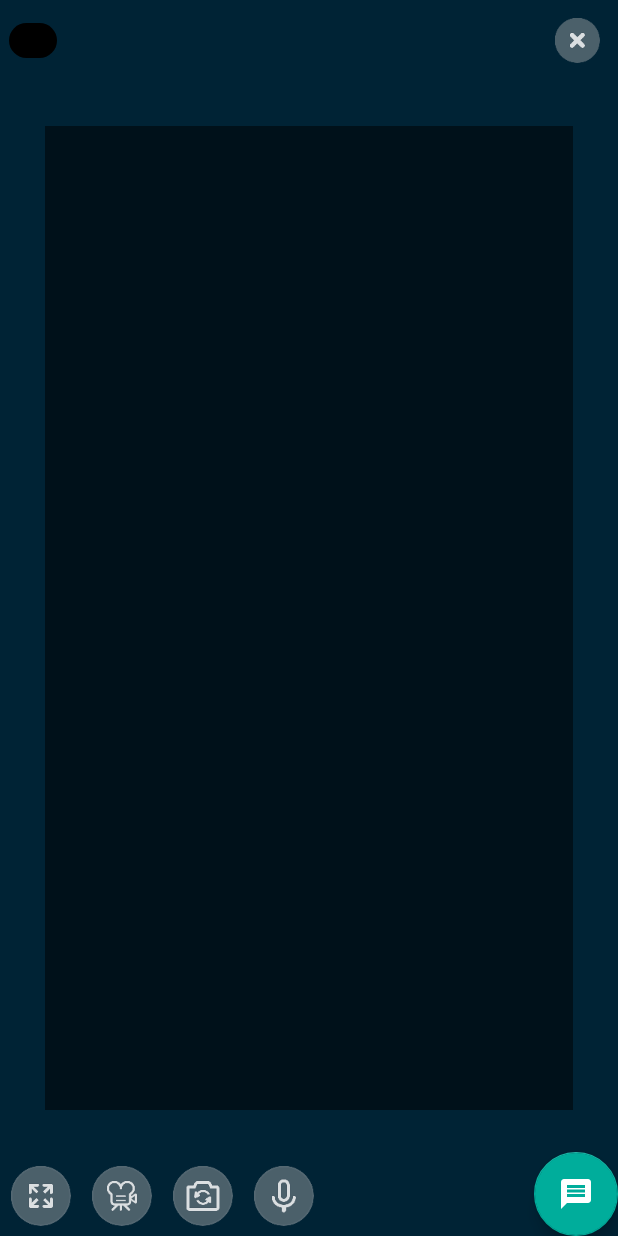
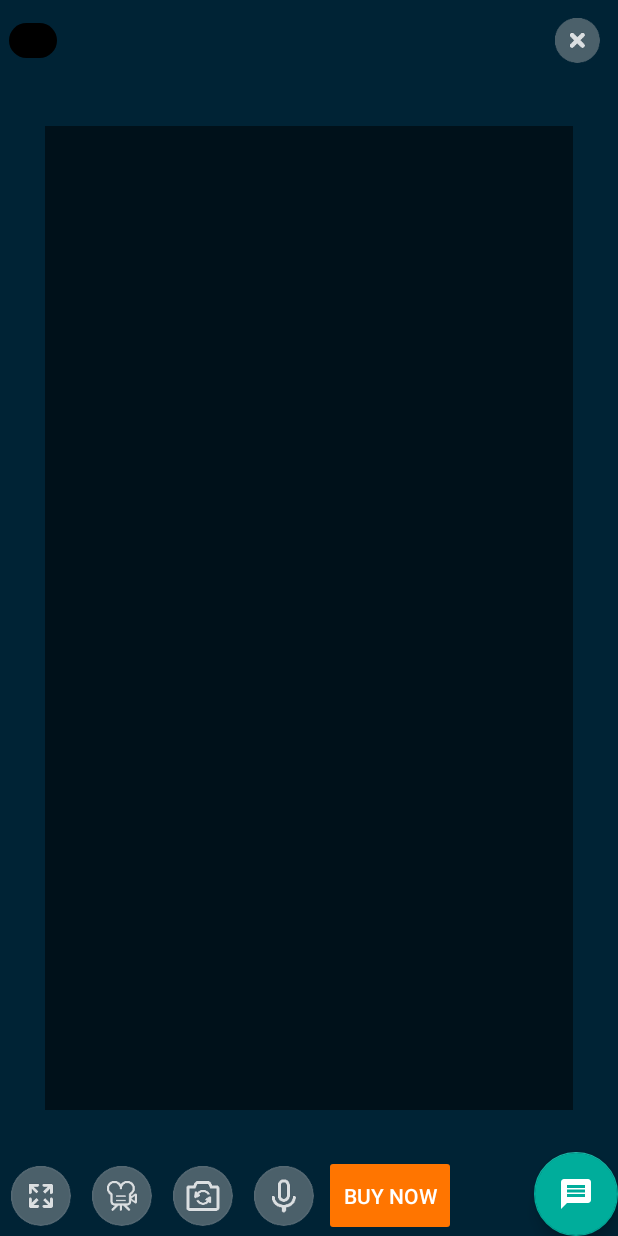
Before and after one commit to saikiran91/Agora-Demo, an Android app: the BroadcastActivity screen opened directly, with no data from a screen before it, after a tap on an icon or button, on a phone screen of 412 x 824 dp. Run offline under Robolectric (Android 15) with nearby library versions, the phone set to English and light mode, and no system bars; our stand-ins replace EventBus, Firebase (no records; nobody signed in at launch, a user with empty details on screens opened directly), RxJava, Timber; libraries missing offline, so code that uses them is left out: com.github.nitrico.lastadapter, net.danlew.android, org.slf4j; plain views replace CounterFab; Roboto replaces fonts that are not available here; 15 statements that could not run were skipped; 1 other tap on this screen came first.

Commit message:
New design brand kart

```diff
--- a/app/src/main/res/layout/activity_live_room.xml
+++ b/app/src/main/res/layout/activity_live_room.xml
@@ -111,6 +111,15 @@
                     android:layout_height="match_parent"
                     android:scaleType="center"
                     android:src="@drawable/btn_mute" />
+
+                <android.support.v7.widget.AppCompatButton
+                    android:id="@+id/buy_btn"
+                    android:layout_width="match_parent"
+                    android:layout_height="match_parent"
+                    android:onClick="onBuyClicked"
+                    android:text="Buy Now"
+                    android:textColor="@color/white"
+                    app:backgroundTint="#FF7500" />
             </io.agora.agorabase.ui.AGLinearLayout>
 
         </LinearLayout>
@@ -126,7 +135,6 @@
             android:visibility="gone"
             app:layoutManager="android.support.v7.widget.LinearLayoutManager"
             tools:listitem="@layout/item_question" />
-
     </RelativeLayout>
 
     <com.andremion.counterfab.CounterFab
--- a/app/src/main/res/layout/activity_login.xml
+++ b/app/src/main/res/layout/activity_login.xml
@@ -5,7 +5,6 @@
     android:layout_width="match_parent"
     android:layout_height="match_parent"
     android:background="@color/primary_dark">
-
 
     <android.support.v7.widget.AppCompatButton
         android:id="@+id/login_btn"
@@ -47,7 +46,7 @@
             android:drawableStart="@drawable/ic_shopping_cart"
             android:fontFamily="@font/aldrich"
             android:gravity="center_vertical"
-            android:text="People Cart"
+            android:text="Brandkart"
             android:textColor="@color/white"
             android:textSize="34sp" />
 
--- a/app/src/main/res/values/strings.xml
+++ b/app/src/main/res/values/strings.xml
@@ -1,7 +1,6 @@
 <resources>
-    <string name="app_name">People Cart</string>
+    <string name="app_name">Brandkart</string>
 
-    <!-- Error View -->
     <string name="error_title">Oops</string>
     <string name="error_message">There was a problem loading the page, please try again!</string>
     <string name="error_reload">Reload</string>
```
Also changed, not shown: app/src/main/java/io/agora/agorademo/features/broadcast/BroadcastActivity.kt (+10 -2 lines).
